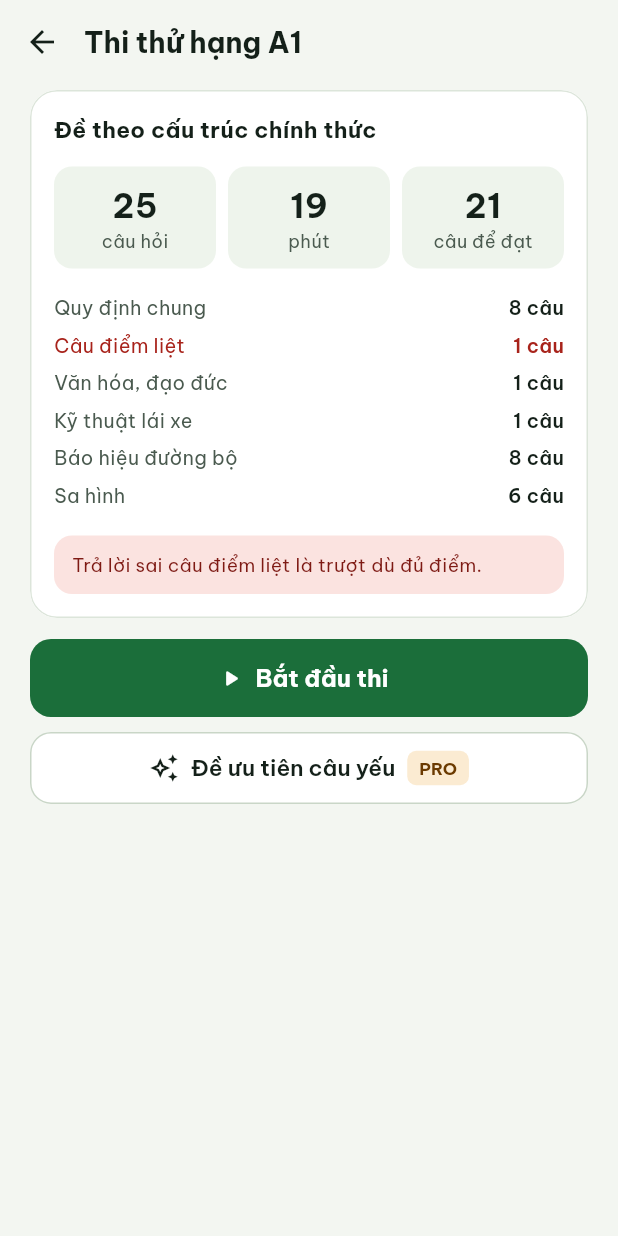
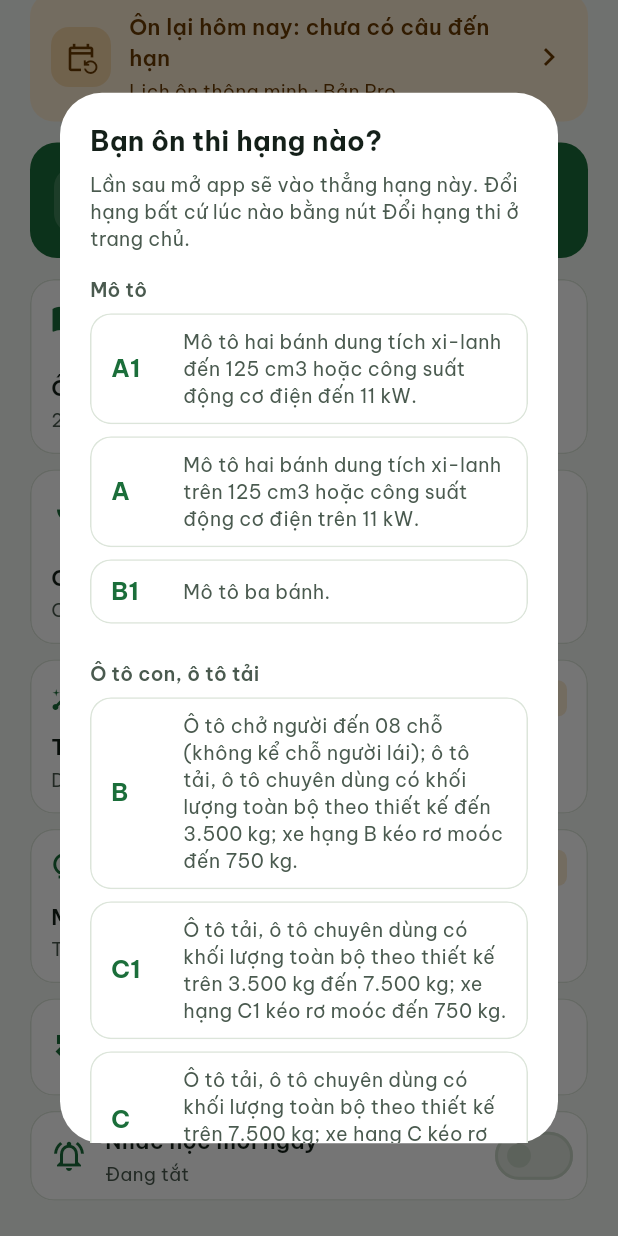
Before and after one commit to toanquantic/gplx, a Flutter app: the screen it shows after launch, scrolled down 322 dp, after a tap on "Thi thử", on a phone screen of 412 x 824 dp. Run offline on Flutter 3.47's test engine with Material 3 defaults, Android fonts, the phone set to English and light mode, and no system bars; our stand-ins replace flutter_local_notifications, flutter_timezone, in_app_purchase, shared_preferences, timezone; missing offline and left inert: in_app_purchase_android.

Commit message:
Chọn hạng thi lần đầu mở app, ghi nhớ hạng mặc định khi đổi hạng
Lần đầu mở app hiện hộp thoại bắt buộc chọn hạng; lần sau vào thẳng hạng
đã chọn. Thêm nút Đổi hạng thi ở trang chủ; đổi sang hạng khác hạng mặc
định thì hỏi Ghi nhớ hay Chỉ lần này.

Co-Authored-By: Claude Opus 5.5 (1M context) <noreply@anthropic.com>
Claude-Session: https://claude.ai/code/session_01SkCpNgCQgik9cGs93goD54

```diff
--- a/lib/ui/screens/home_screen.dart
+++ b/lib/ui/screens/home_screen.dart
@@ -19,8 +19,55 @@ import 'tips_screen.dart';
 void _open(BuildContext context, Widget screen) =>
     Navigator.push(context, MaterialPageRoute<void>(builder: (_) => screen));
 
-class HomeScreen extends StatelessWidget {
+/// Đổi hạng đang học. Khác hạng mặc định thì hỏi có ghi nhớ cho lần mở app sau
+/// không; đóng hộp thoại là giữ nguyên hạng cũ.
+Future<void> changeClass(BuildContext context, String code) async {
+  final progress = AppScope.read(context).progress;
+  if (code == progress.classCode && code == progress.defaultClass) return;
+  if (code == progress.defaultClass) return progress.selectClass(code);
+  final remember = await showDialog<bool>(
+    context: context,
+    builder: (context) => AlertDialog(
+      title: Text('Ghi nhớ hạng $code?'),
+      content: Text(
+        progress.defaultClass == null
+            ? 'Ghi nhớ thì lần sau mở app sẽ vào thẳng hạng $code.'
+            : 'Ghi nhớ thì lần sau mở app sẽ vào thẳng hạng $code thay cho '
+                  'hạng ${progress.defaultClass}. Chọn "Chỉ lần này" để ôn thử hạng $code '
+                  'mà vẫn giữ hạng ${progress.defaultClass} làm mặc định.',
+      ),
+      actions: [
+        TextButton(
+          onPressed: () => Navigator.pop(context, false),
+          child: const Text('Chỉ lần này'),
+        ),
+        FilledButton(onPressed: () => Navigator.pop(context, true), child: const Text('Ghi nhớ')),
+      ],
+    ),
+  );
+  if (remember != null) progress.selectClass(code, remember: remember);
+}
+
+class HomeScreen extends StatefulWidget {
   const HomeScreen({super.key});
+
+  @override
+  State<HomeScreen> createState() => _HomeScreenState();
+}
+
+class _HomeScreenState extends State<HomeScreen> {
+  @override
+  void initState() {
+    super.initState();
+    // Lần đầu mở app: hỏi hạng thi trước khi vào trang chủ.
+    WidgetsBinding.instance.addPostFrameCallback((_) async {
+      if (!mounted) return;
+      final progress = AppScope.read(context).progress;
+      if (progress.defaultClass != null) return;
+      final code = await _FirstClassDialog.show(context);
+      progress.selectClass(code);
+    });
+  }
 
   @override
   Widget build(BuildContext context) {
@@ -60,6 +107,14 @@ class HomeScreen extends StatelessWidget {
                   ),
                 ),
                 IconButton(
+                  tooltip: 'Đổi hạng thi',
+                  icon: Icon(Icons.swap_horiz, color: c.muted),
+                  onPressed: () async {
+                    final picked = await _ClassSheet.show(context, code);
+                    if (picked != null && context.mounted) await changeClass(context, picked);
+                  },
+                ),
+                IconButton(
                   tooltip: 'Giới thiệu và nguồn dữ liệu',
                   icon: Icon(Icons.info_outline, color: c.muted),
                   onPressed: () => _open(context, const AboutScreen()),
@@ -72,12 +127,19 @@ class HomeScreen extends StatelessWidget {
               style: TextStyle(fontSize: 13, fontWeight: FontWeight.w600, color: c.muted),
             ),
             const SizedBox(height: 8),
-            _ClassPicker(selected: code, onSelect: progress.selectClass),
+            _ClassPicker(selected: code, onSelect: (code) => changeClass(context, code)),
             const SizedBox(height: 8),
             Text(
               bank.classes[code]?.description ?? '',
               style: TextStyle(fontSize: 12.5, height: 1.45, color: c.muted),
             ),
+            if (progress.defaultClass != null && progress.defaultClass != code) ...[
+              const SizedBox(height: 4),
+              Text(
+                'Đang ôn thử hạng $code. Mở app lần sau sẽ vào hạng ${progress.defaultClass}.',
+                style: TextStyle(fontSize: 12.5, height: 1.45, color: c.accent),
+              ),
+            ],
             const SizedBox(height: 14),
             AppCard(
               radius: 18,
@@ -392,10 +454,7 @@ class _ClassSheet extends StatelessWidget {
       );
 
   @override
-  Widget build(BuildContext context) {
-    final bank = AppScope.of(context).bank;
-    final c = context.colors;
-    return DraggableScrollableSheet(
+  Widget build(BuildContext context) => DraggableScrollableSheet(
     expand: false,
     initialChildSize: 0.75,
     maxChildSize: 0.95,
@@ -404,6 +463,61 @@ class _ClassSheet extends StatelessWidget {
       padding: const EdgeInsets.fromLTRB(20, 0, 20, 24),
       children: [
         const Text('Chọn hạng bằng', style: TextStyle(fontSize: 18, fontWeight: FontWeight.w700)),
+        ..._classOptions(context, selected, (code) => Navigator.pop(context, code)),
+      ],
+    ),
+  );
+}
+
+/// Hộp thoại chọn hạng thi lần đầu mở app, bắt buộc chọn một hạng.
+class _FirstClassDialog extends StatelessWidget {
+  const _FirstClassDialog();
+
+  static Future<String> show(BuildContext context) async => (await showDialog<String>(
+    context: context,
+    barrierDismissible: false,
+    builder: (_) => const _FirstClassDialog(),
+  ))!;
+
+  @override
+  Widget build(BuildContext context) {
+    final c = context.colors;
+    return PopScope(
+      canPop: false,
+      child: Dialog(
+        child: ConstrainedBox(
+          constraints: BoxConstraints(maxHeight: MediaQuery.sizeOf(context).height * 0.85),
+          child: ListView(
+            shrinkWrap: true,
+            padding: const EdgeInsets.fromLTRB(20, 20, 20, 16),
+            children: [
+              const Text(
+                'Bạn ôn thi hạng nào?',
+                style: TextStyle(fontSize: 18, fontWeight: FontWeight.w700),
+              ),
+              const SizedBox(height: 6),
+              Text(
+                'Lần sau mở app sẽ vào thẳng hạng này. Đổi hạng bất cứ lúc nào bằng nút '
+                'Đổi hạng thi ở trang chủ.',
+                style: TextStyle(fontSize: 13, height: 1.4, color: c.muted),
+              ),
+              ..._classOptions(context, null, (code) => Navigator.pop(context, code)),
+            ],
+          ),
+        ),
+      ),
+    );
+  }
+}
+
+/// Các hạng gom theo nhóm xe, kèm mô tả ngắn; đánh dấu hạng [selected] và hạng
+/// mặc định.
+List<Widget> _classOptions(BuildContext context, String? selected, ValueChanged<String> onPick) {
+  final scope = AppScope.of(context);
+  final bank = scope.bank;
+  final defaultClass = scope.progress.defaultClass;
+  final c = context.colors;
+  return [
     for (final MapEntry(key: title, value: codes) in classGroups.entries) ...[
       Padding(
         padding: const EdgeInsets.fromLTRB(0, 16, 0, 6),
@@ -418,24 +532,34 @@ class _ClassSheet extends StatelessWidget {
           child: AppCard(
             radius: 14,
             padding: const EdgeInsets.symmetric(horizontal: 14, vertical: 10),
-                  onTap: () => Navigator.pop(context, code),
+            onTap: () => onPick(code),
             child: Row(
               children: [
                 SizedBox(
                   width: 48,
                   child: Text(
                     code,
+                    style: TextStyle(fontSize: 16, fontWeight: FontWeight.w700, color: c.accent),
+                  ),
+                ),
+                Expanded(
+                  child: Column(
+                    crossAxisAlignment: CrossAxisAlignment.start,
+                    children: [
+                      if (code == defaultClass)
+                        Text(
+                          'Mặc định khi mở app',
                           style: TextStyle(
-                            fontSize: 16,
-                            fontWeight: FontWeight.w700,
+                            fontSize: 12,
+                            fontWeight: FontWeight.w600,
                             color: c.accent,
                           ),
                         ),
-                      ),
-                      Expanded(
-                        child: Text(
+                      Text(
                         bank.classes[code]?.description ?? '',
                         style: TextStyle(fontSize: 13, height: 1.4, color: c.muted),
+                      ),
+                    ],
                   ),
                 ),
                 if (code == selected) ...[
@@ -447,10 +571,7 @@ class _ClassSheet extends StatelessWidget {
           ),
         ),
     ],
-        ],
-      ),
-    );
-  }
+  ];
 }
 
 class _ProgressRing extends StatelessWidget {
```
Also changed, not shown: lib/state/progress.dart (+11 -4 lines), 2 other files. Lines whose indentation alone changed are shown as unchanged.
